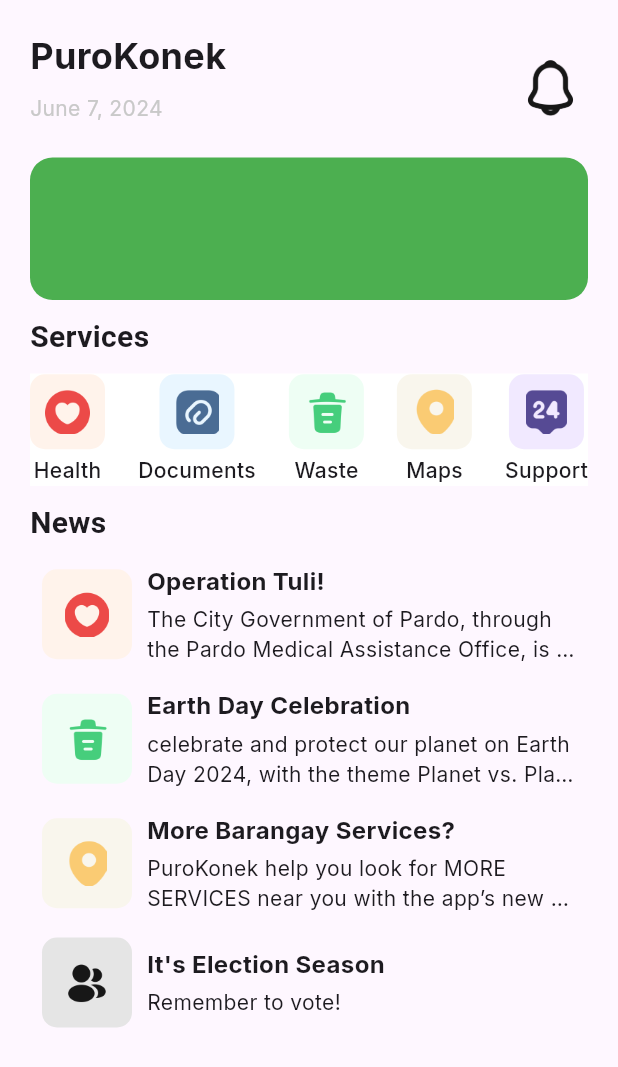
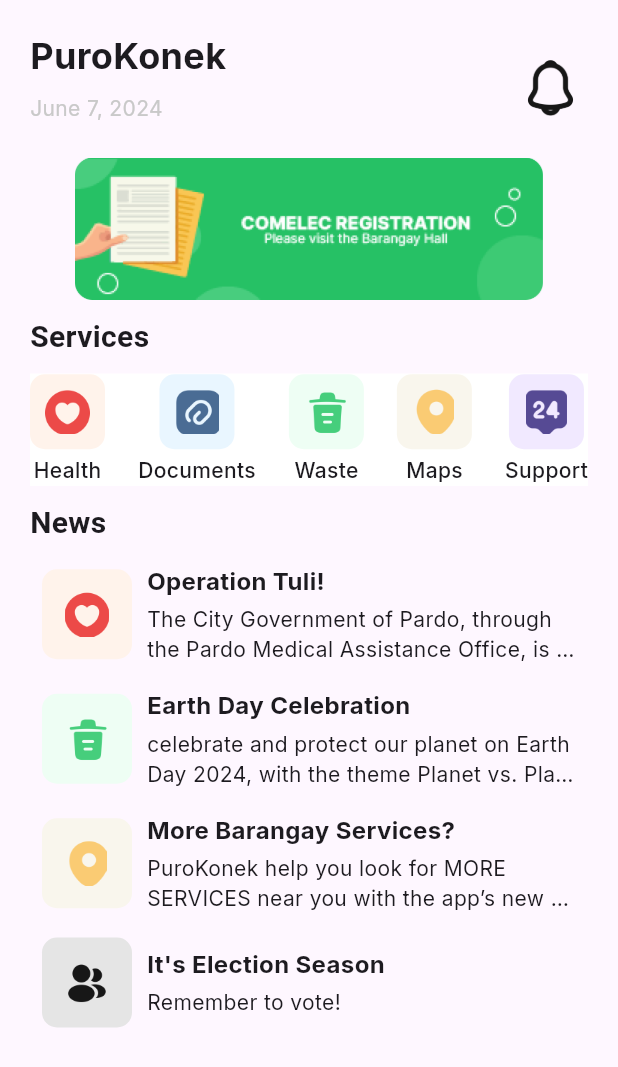
Before and after one commit to Izkumberdu/purokonek, a Flutter app: the screen it shows after launch, on a phone screen of 412 x 824 dp. Shown: the top 1067 px of the screen. Run offline on Flutter 3.47's test engine with Material 3 defaults, Android fonts, the phone set to English and light mode, and no system bars; our stand-ins replace dash_chat_2, flutter_gemini, google_fonts, google_maps_flutter, image_picker; missing offline and left inert: google_maps_flutter_android, google_maps_flutter_platform_interface.

Commit message:
health and homepage

```diff
--- a/lib/Screens/homepage.dart
+++ b/lib/Screens/homepage.dart
@@ -204,8 +204,10 @@ class _HomepageState extends State<Homepage> {
       width: screenSize.width,
       height: 95,
       decoration: BoxDecoration(
-        color: Colors.green,
         borderRadius: BorderRadius.circular(15),
+      ),
+      child: Center(
+        child: Image.asset('assets/images/comelec.png'),
       ),
     );
   }
```
Also changed, not shown: assets/images/comelec.png (added), pubspec.lock.
